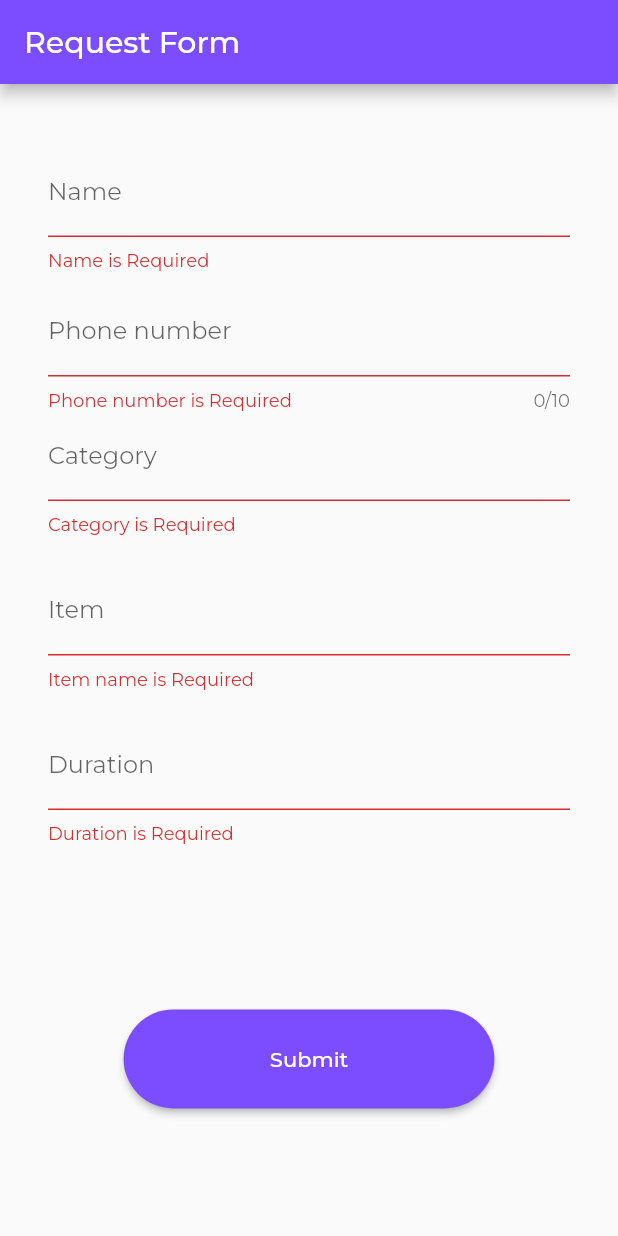
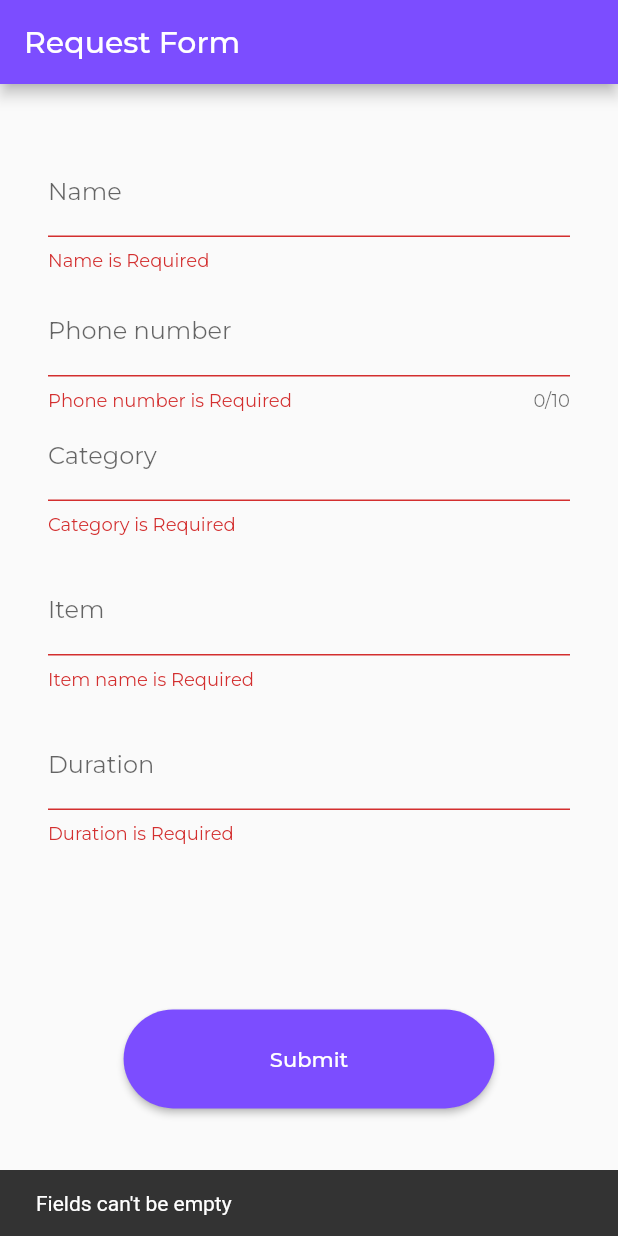
Before and after one commit to pravinn19/quickaid, a Flutter app: the screen it shows after launch, after a tap on "Submit", on a phone screen of 412 x 824 dp. Run offline on Flutter 3.47's test engine with Material 2 defaults, Android fonts, the phone set to English and light mode, and no system bars; our stand-ins replace cloud_firestore, firebase_auth, firebase_core, google_fonts; accounts and stored records are empty.

Commit message:
RequestForm() input saving
RequestForm() can now save the input data under a single collection.

```diff
--- a/lib/request_form.dart
+++ b/lib/request_form.dart
@@ -13,22 +13,26 @@ class _RequestformState extends State<Requestform> {
   final _controllerItem = TextEditingController();
   final _controllerDuration = TextEditingController();
 
-  void _saveTask() {
-    final taskName = _controllerName.text;
-    final taskNumber = _controllerNumber.text;
-    final taskCategory = _controllerCategory.text;
-    final taskItem = _controllerItem.text;
-    final taskDuration = _controllerDuration.text;
+  void _saveTask() async {
+    if (_formkey.currentState!.validate()) {
+      final taskName = _controllerName.text;
+      final taskNumber = _controllerNumber.text;
+      final taskCategory = _controllerCategory.text;
+      final taskItem = _controllerItem.text;
+      final taskDuration = _controllerDuration.text;
 
-    FirebaseFirestore.instance.collection("Datum").add({"Name": taskName});
-    FirebaseFirestore.instance.collection("Datum").add({"PNumber": taskNumber});
-    FirebaseFirestore.instance
-        .collection("Datum")
-        .add({"Category": taskCategory});
-    FirebaseFirestore.instance.collection("Datum").add({"Item": taskItem});
-    FirebaseFirestore.instance
-        .collection("Datum")
-        .add({"Duration": taskDuration});
+      FirebaseFirestore.instance.collection("Datum").add({
+        "Name": taskName,
+        "PNumber": taskNumber,
+        "Category": taskCategory,
+        "Item": taskItem,
+        "Duration": taskDuration
+      });
+    } else {
+      ScaffoldMessenger.of(context).showSnackBar(SnackBar(
+        content: Text("Fields can't be empty"),
+      ));
+    }
 
     _controllerName.clear();
     _controllerNumber.clear();
```
